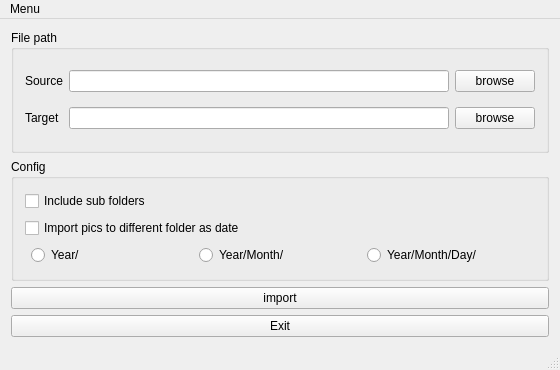
Qt form mainwindow.ui (ChunKai-Wang/PicIn) before a commit.
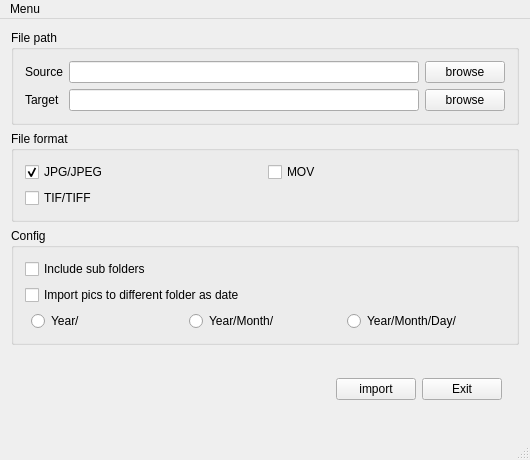
The same form after that commit.

```diff
--- a/mainwindow.ui
+++ b/mainwindow.ui
@@ -9,8 +9,8 @@
    <rect>
     <x>0</x>
     <y>0</y>
-    <width>560</width>
-    <height>370</height>
+    <width>530</width>
+    <height>460</height>
    </rect>
   </property>
   <property name="windowTitle">
@@ -64,6 +64,39 @@
       </layout>
      </widget>
     </item>
+    <item>
+     <widget class="QGroupBox" name="groupBox_fileFmt">
+      <property name="title">
+       <string>File format</string>
+      </property>
+      <layout class="QGridLayout" name="gridLayout">
+       <item row="1" column="0" alignment="Qt::AlignLeft">
+        <widget class="QCheckBox" name="checkBox_fileFmt_tif">
+         <property name="text">
+          <string>TIF/TIFF</string>
+         </property>
+        </widget>
+       </item>
+       <item row="0" column="0" alignment="Qt::AlignLeft">
+        <widget class="QCheckBox" name="checkBox_fileFmt_jpg">
+         <property name="text">
+          <string>JPG/JPEG</string>
+         </property>
+         <property name="checked">
+          <bool>true</bool>
+         </property>
+        </widget>
+       </item>
+       <item row="0" column="1" alignment="Qt::AlignLeft">
+        <widget class="QCheckBox" name="checkBox_fileFmt_mov">
+         <property name="text">
+          <string>MOV</string>
+         </property>
+        </widget>
+       </item>
+      </layout>
+     </widget>
+    </item>
     <item>
      <widget class="QGroupBox" name="groupBox_config">
       <property name="title">
@@ -92,21 +125,21 @@
          <property name="rightMargin">
           <number>6</number>
          </property>
-         <item>
+         <item alignment="Qt::AlignLeft">
           <widget class="QRadioButton" name="radioBtn_dirAsY">
            <property name="text">
             <string>Year/</string>
            </property>
           </widget>
          </item>
-         <item>
+         <item alignment="Qt::AlignLeft">
           <widget class="QRadioButton" name="radioBtn_dirAsYM">
            <property name="text">
             <string>Year/Month/</string>
            </property>
           </widget>
          </item>
-         <item>
+         <item alignment="Qt::AlignLeft">
           <widget class="QRadioButton" name="radioBtn_dirAsYMD">
            <property name="text">
             <string>Year/Month/Day/</string>
@@ -119,6 +152,23 @@
      </widget>
     </item>
     <item>
+     <layout class="QHBoxLayout" name="HLayout_action">
+      <property name="leftMargin">
+       <number>300</number>
+      </property>
+      <property name="topMargin">
+       <number>6</number>
+      </property>
+      <property name="rightMargin">
+       <number>6</number>
+      </property>
+      <property name="bottomMargin">
+       <number>6</number>
+      </property>
+      <item alignment="Qt::AlignRight">
+       <widget class="QWidget" name="widget_action" native="true">
+        <layout class="QHBoxLayout" name="horizontalLayout_3">
+         <item>
      <widget class="QPushButton" name="button_import">
       <property name="text">
        <string>import</string>
@@ -134,12 +184,17 @@
     </item>
    </layout>
   </widget>
+      </item>
+     </layout>
+    </item>
+   </layout>
+  </widget>
   <widget class="QMenuBar" name="menuBar">
    <property name="geometry">
     <rect>
      <x>0</x>
      <y>0</y>
-     <width>560</width>
+     <width>530</width>
      <height>22</height>
     </rect>
    </property>
```
Left out of the diff: 5 changed lines with no effect on the pictures. Lines whose indentation alone changed are shown as unchanged.
